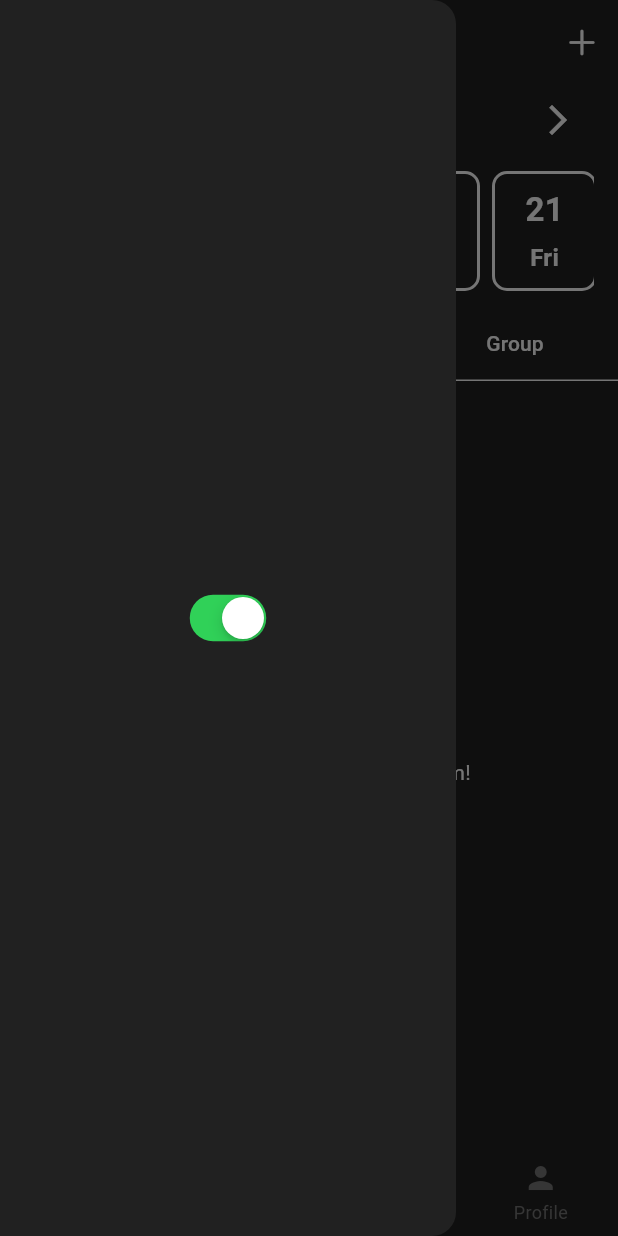
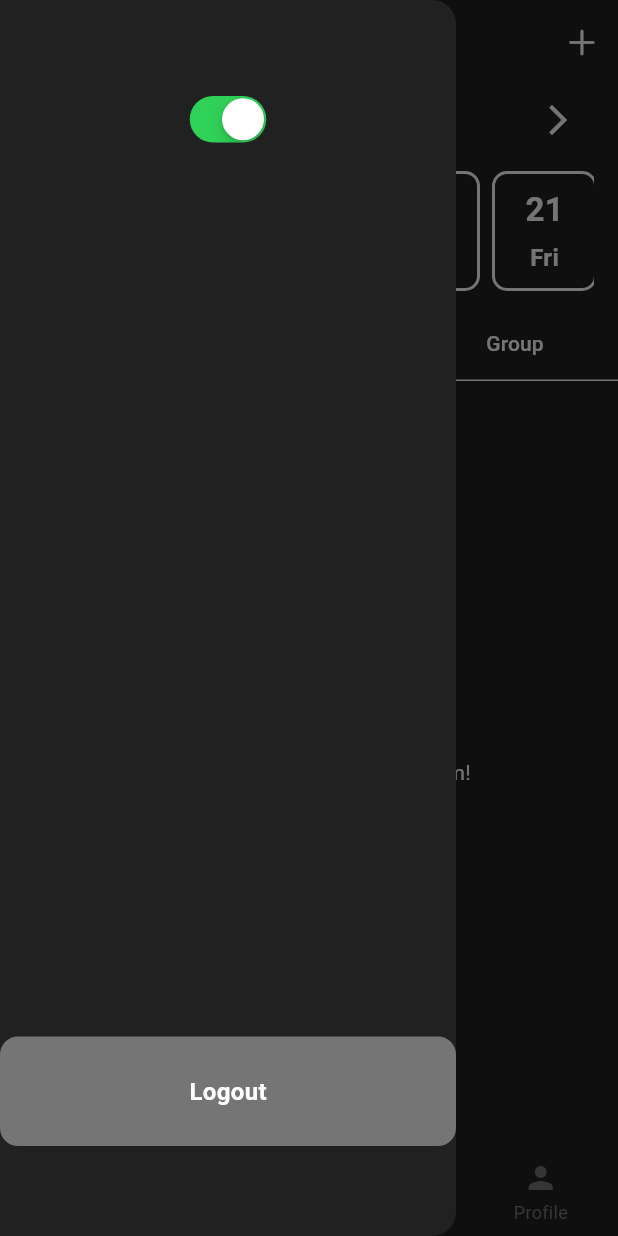
Before and after one commit to allanbastian/kohab, a Flutter app: the HomePage screen opened directly, with the side drawer open, on a phone screen of 412 x 824 dp. Run offline on Flutter 3.47's test engine with Material 3 defaults, Android fonts, the phone set to English and light mode, and no system bars; our stand-ins replace dartz, flutter_bloc, flutter_dotenv, flutter_heatmap_calendar, get_it, logger and 2 more; accounts and stored records are empty.

Commit message:
feat: added base code for delete and functionality for logout

```diff
--- a/lib/core/components/add_new_habit_dialog.dart
+++ b/lib/core/components/add_new_habit_dialog.dart
@@ -5,8 +5,9 @@ import 'package:kohab/core/components/my_snackbar.dart';
 import 'package:kohab/core/components/my_text_form_field.dart';
 import 'package:kohab/features/habits/domain/entities/habit_entity.dart';
 import 'package:kohab/features/habits/domain/usecases/add_new_habit_usecase.dart';
-import 'package:kohab/features/habits/domain/usecases/get_all_habits_usecase.dart';
+import 'package:kohab/features/habits/presentation/blocs/habits_cubit.dart';
 import 'package:kohab/service_locator.dart';
+import 'package:provider/provider.dart';
 import 'package:supabase_flutter/supabase_flutter.dart';
 
 Future<dynamic> showNewHabitDialog(BuildContext context, TextEditingController controller) {
@@ -57,7 +58,7 @@ Future<dynamic> showNewHabitDialog(BuildContext context, TextEditingController c
                       Navigator.pop(context);
                       result.fold(
                         (err) => MySnackbar.displayErrorMessage(err, context),
-                        (_) async => await sl<GetAllHabitsUsecase>().call(),
+                        (_) => context.read<HabitsCubit>().getAllUserHabits(),
                       );
                     },
                     color: Theme.of(context).colorScheme.surfaceBright,
--- a/lib/core/components/my_drawer.dart
+++ b/lib/core/components/my_drawer.dart
@@ -1,6 +1,12 @@
 import 'package:flutter/cupertino.dart';
 import 'package:flutter/material.dart';
+import 'package:kohab/common/helpers/app_navigator.dart';
+import 'package:kohab/core/components/my_button.dart';
+import 'package:kohab/core/components/my_snackbar.dart';
 import 'package:kohab/core/theme/theme_provider.dart';
+import 'package:kohab/features/auth/domain/usecases/logout_usecase.dart';
+import 'package:kohab/features/auth/presentation/pages/login_page.dart';
+import 'package:kohab/service_locator.dart';
 import 'package:provider/provider.dart';
 
 class MyDrawer extends StatelessWidget {
@@ -10,10 +16,29 @@ class MyDrawer extends StatelessWidget {
   Widget build(BuildContext context) {
     return Drawer(
       backgroundColor: Theme.of(context).colorScheme.surface,
-      child: Center(
-        child: CupertinoSwitch(
-          value: Provider.of<ThemeProvider>(context).isDarkMode,
-          onChanged: (_) => Provider.of<ThemeProvider>(context, listen: false).toggleTheme(),
+      child: Padding(
+        padding: const EdgeInsets.symmetric(vertical: 60),
+        child: Column(
+          mainAxisSize: MainAxisSize.max,
+          children: [
+            Center(
+              child: CupertinoSwitch(
+                value: Provider.of<ThemeProvider>(context).isDarkMode,
+                onChanged: (_) => Provider.of<ThemeProvider>(context, listen: false).toggleTheme(),
+              ),
+            ),
+            const Spacer(),
+            MyButton(
+              text: 'Logout',
+              onTap: () async {
+                final result = await sl<LogoutUsecase>().call();
+                result.fold(
+                  (err) => MySnackbar.displayErrorMessage(err, context),
+                  (_) => AppNavigator.pushAndRemove(context, const LoginPage()),
+                );
+              },
+            ),
+          ],
         ),
       ),
     );
--- /dev/null
+++ b/lib/features/auth/domain/usecases/logout_usecase.dart
@@ -0,0 +1,12 @@
+import 'package:dartz/dartz.dart';
+import 'package:kohab/core/usecase/usecase.dart';
+import 'package:kohab/features/auth/data/datasources/services/auth_service.dart';
+import 'package:kohab/service_locator.dart';
+
+class LogoutUsecase extends UseCase<Either, dynamic> {
+  @override
+  Future<Either> call({params}) async {
+    return await sl<AuthService>().signout();
+  }
+
+}
--- a/lib/features/habits/domain/repositories/habits_repository.dart
+++ b/lib/features/habits/domain/repositories/habits_repository.dart
@@ -5,4 +5,5 @@ abstract class HabitsRepository {
   Future<Either> getAllUserHabits();
   Future<Either> addNewHabit(HabitEntity entity);
   Future<Either> updateHabit(HabitEntity entity);
+  Future<Either> deleteHabit(int id);
 }
--- a/lib/features/home/presentation/pages/home_page.dart
+++ b/lib/features/home/presentation/pages/home_page.dart
@@ -38,9 +38,7 @@ class _HomePageState extends State<HomePage> {
         title: const Text('KOHAB'),
         actions: [
           IconButton(
-            onPressed: () {
-              showNewHabitDialog(context, _addNewHabitController);
-            },
+            onPressed: () => showNewHabitDialog(context, _addNewHabitController),
             icon: const Icon(CupertinoIcons.add),
           ),
         ],
--- a/lib/service_locator.dart
+++ b/lib/service_locator.dart
@@ -4,11 +4,13 @@ import 'package:kohab/features/auth/data/repositories/auth_repository_impl.dart'
 import 'package:kohab/features/auth/domain/repositories/auth_repository.dart';
 import 'package:kohab/features/auth/domain/usecases/is_logged_in_usecase.dart';
 import 'package:kohab/features/auth/domain/usecases/login_usecase.dart';
+import 'package:kohab/features/auth/domain/usecases/logout_usecase.dart';
 import 'package:kohab/features/auth/domain/usecases/signup_usecase.dart';
 import 'package:kohab/features/habits/data/datasources/habits_service.dart';
 import 'package:kohab/features/habits/data/repositories/habits_repository_impl.dart';
 import 'package:kohab/features/habits/domain/repositories/habits_repository.dart';
 import 'package:kohab/features/habits/domain/usecases/add_new_habit_usecase.dart';
+import 'package:kohab/features/habits/domain/usecases/delete_habit_usecase.dart';
 import 'package:kohab/features/habits/domain/usecases/get_all_habits_usecase.dart';
 import 'package:kohab/features/habits/domain/usecases/update_habit_usecase.dart';
 import 'package:supabase_flutter/supabase_flutter.dart';
@@ -30,7 +32,9 @@ void setupServiceLocator() {
   sl.registerSingleton<SignupUsecase>(SignupUsecase());
   sl.registerSingleton<LoginUsecase>(LoginUsecase());
   sl.registerSingleton<IsLoggedInUsecase>(IsLoggedInUsecase());
+  sl.registerSingleton<LogoutUsecase>(LogoutUsecase());
   sl.registerSingleton<GetAllHabitsUsecase>(GetAllHabitsUsecase());
   sl.registerSingleton<AddNewHabitUsecase>(AddNewHabitUsecase());
   sl.registerSingleton<UpdateHabitUsecase>(UpdateHabitUsecase());
+  sl.registerSingleton<DeleteHabitUsecase>(DeleteHabitUsecase());
 }
```
Also changed, not shown: lib/features/auth/data/repositories/auth_repository_impl.dart (+8 -5 lines), lib/features/habits/data/datasources/habits_service.dart (+12 -0 lines), lib/features/habits/data/repositories/habits_repository_impl.dart (+9 -0 lines), lib/features/habits/domain/usecases/delete_habit_usecase.dart (added, +11 -0 lines).
